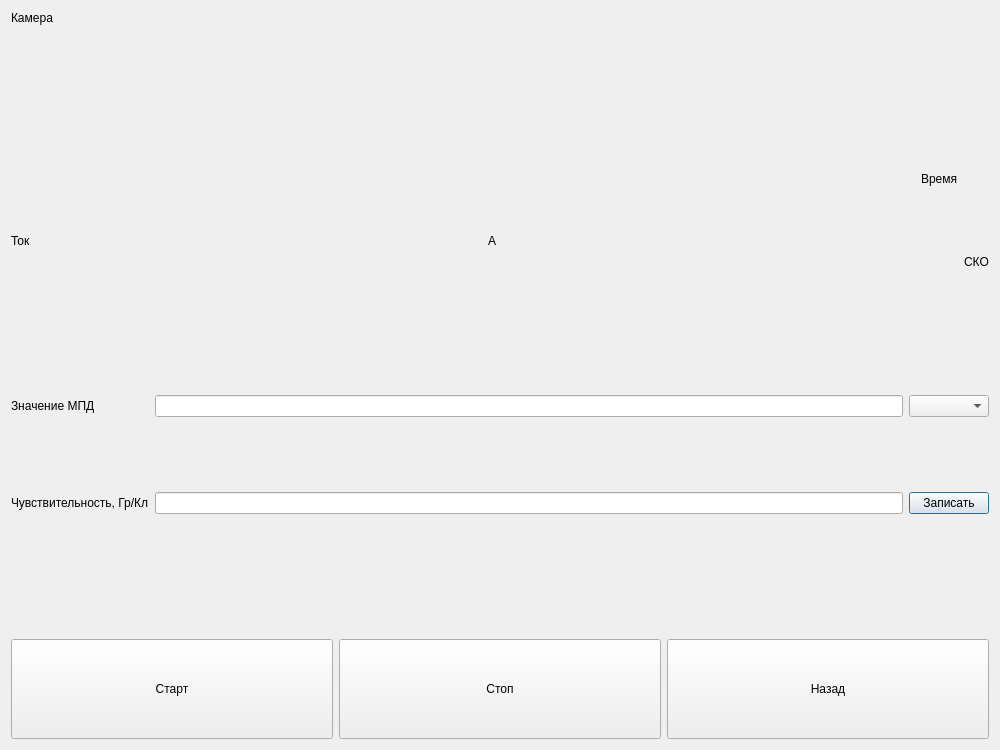
Qt form qtsrc/progBGN/BGN_26_10/beta_verify.ui (basketbgn/basket) before a commit.
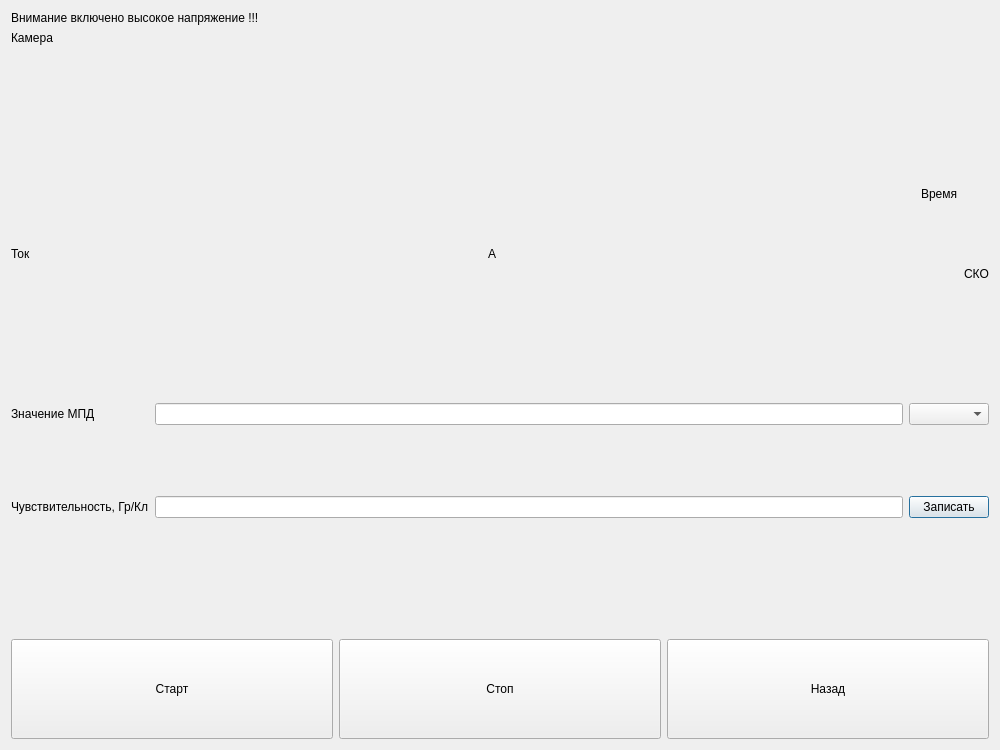
The same form after that commit.

Patch:
```diff
--- a/qtsrc/progBGN/BGN_26_10/beta_verify.ui
+++ b/qtsrc/progBGN/BGN_26_10/beta_verify.ui
@@ -14,6 +14,13 @@
    <string>Dialog</string>
   </property>
   <layout class="QVBoxLayout" name="verticalLayout_3">
+   <item>
+    <widget class="QLabel" name="label_8">
+     <property name="text">
+      <string>Внимание включено высокое напряжение !!!</string>
+     </property>
+    </widget>
+   </item>
    <item>
     <widget class="QLabel" name="label_5">
      <property name="text">
```
